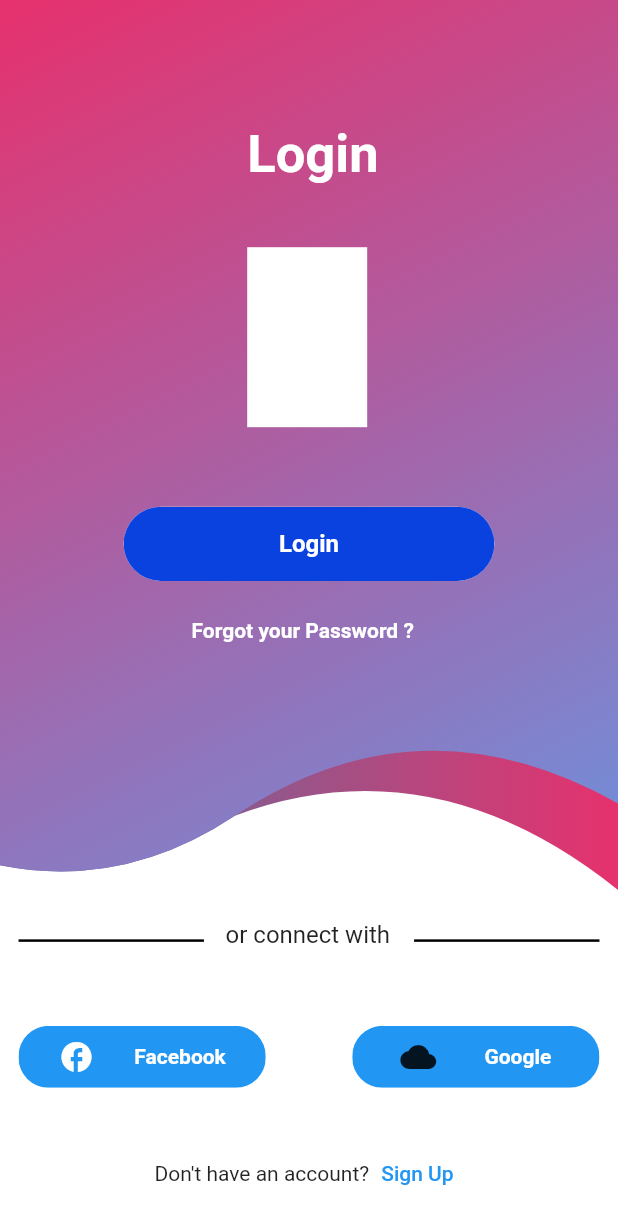
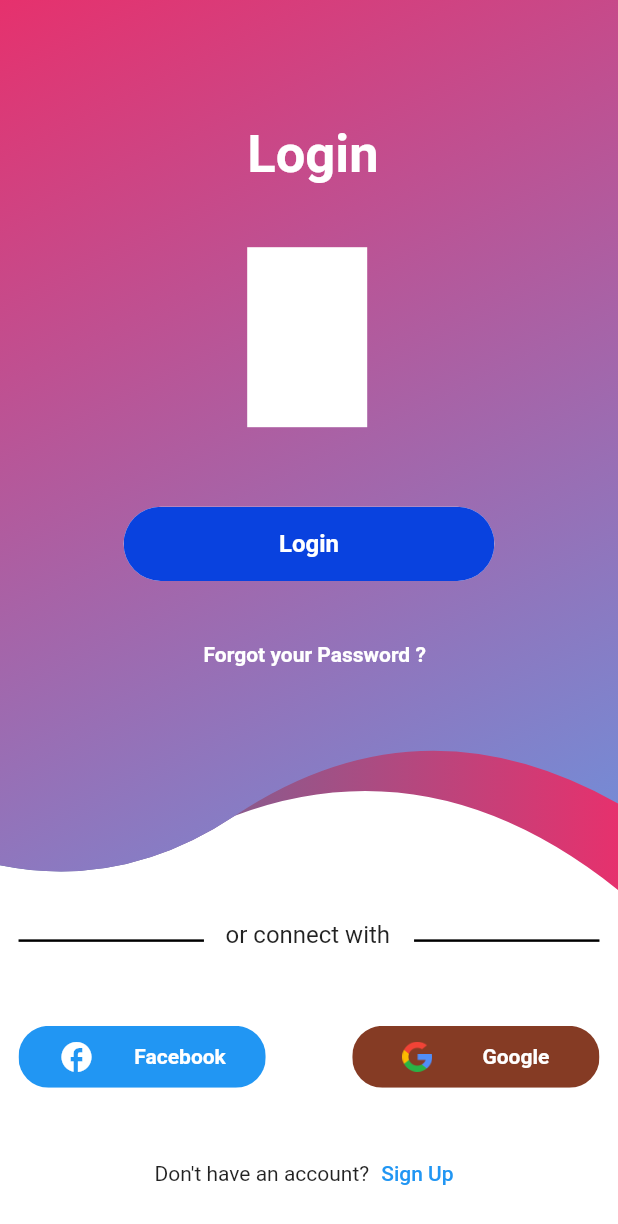
Before and after one commit to PrabeshPP/Sneakers-Shop, a Flutter app: the screen it shows after launch, on a phone screen of 412 x 824 dp. Shown: the top 1224 px of the screen. Run offline on Flutter 3.47's test engine with Material 2 defaults, Android fonts, the phone set to English and light mode, and no system bars; our stand-ins replace bloc, equatable, flutter_bloc, google_fonts, shared_preferences.

Commit message:
Ui for Login page

```diff
--- a/sneakers/lib/view/widgets/UI/login_ui.dart
+++ b/sneakers/lib/view/widgets/UI/login_ui.dart
@@ -77,11 +77,13 @@ class LoginUi extends StatelessWidget {
           Positioned(
               left: size.width * 0.31,
               top: size.height * 0.5,
-              child: const Text(
+              child: TextButton(onPressed: (){
+
+              }, child: const Text(
                 "Forgot your Password ?",
                 style:
                     TextStyle(color: Colors.white, fontWeight: FontWeight.bold),
-              )),
+              ))),
 
           //! or Connect With ----Text
           Positioned(
@@ -164,14 +166,15 @@ class LoginUi extends StatelessWidget {
                     width: size.width * 0.4,
                     decoration: BoxDecoration(
                       borderRadius: BorderRadius.circular(20.0),
-                      color: Colors.blue,
+                      color: Color.fromARGB(255, 133, 59, 36),
                     ),
                     child: Row(
                       crossAxisAlignment: CrossAxisAlignment.center,
                       mainAxisAlignment: MainAxisAlignment.spaceEvenly,
-                      children: const [
-                        Icon(Icons.cloud),
-                        Text(
+                      children:  [
+                        Image.asset("assets/images/google.png",
+                        height: 20,),
+                        const Text(
                           "Google",
                           style: TextStyle(
                               color: Colors.white, fontWeight: FontWeight.bold),
```
